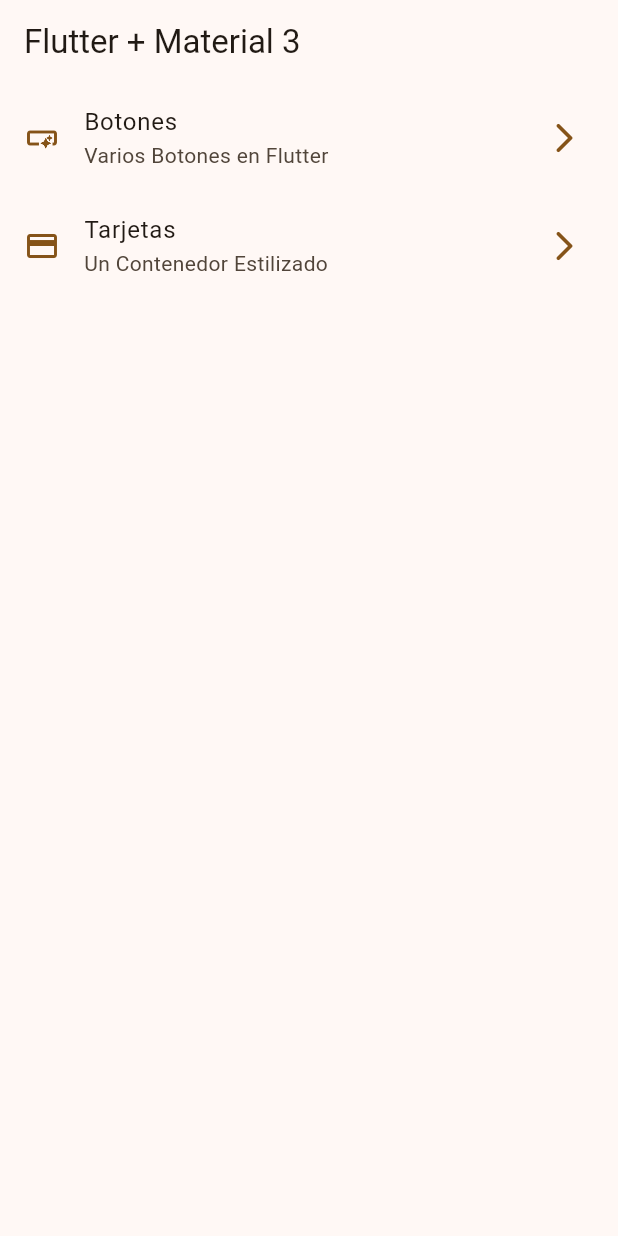
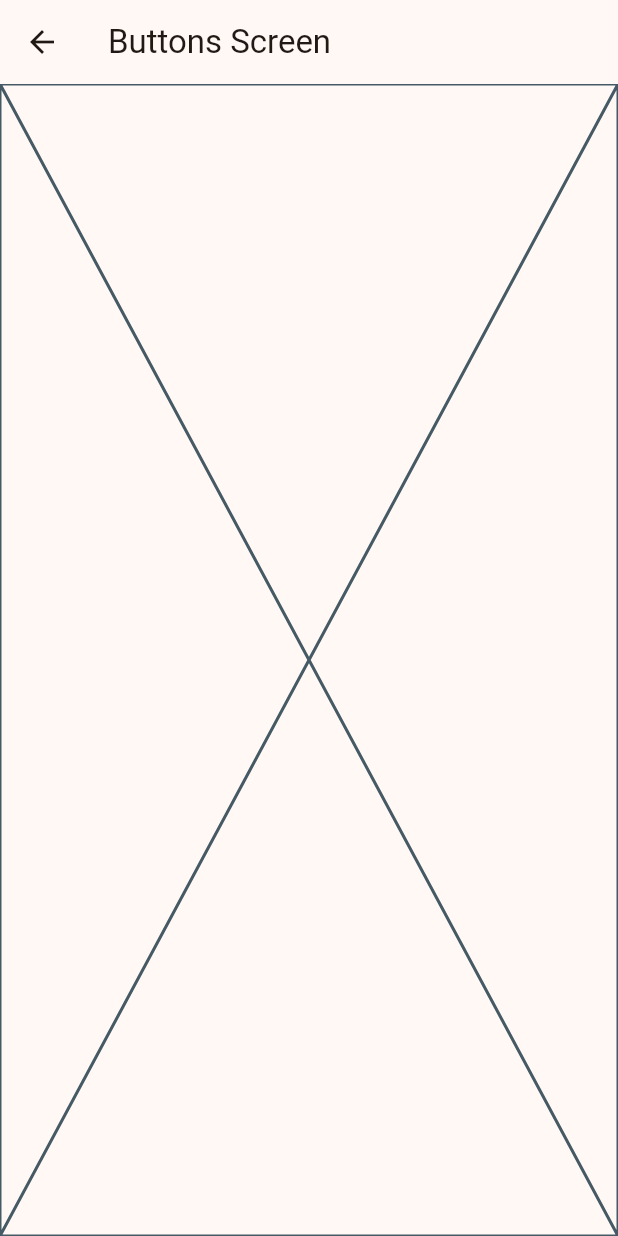
Before and after one commit to NormandoRamirezDelgado/widgets_app, a Flutter app: the screen it shows after launch, after a tap on "Botones", on a phone screen of 412 x 824 dp. Run offline on Flutter 3.47's test engine with Material 2 defaults, Android fonts, the phone set to English and light mode, and no system bars.

Commit message:
Rutas basicas de navegación

```diff
--- /dev/null
+++ b/lib/presentetation/screens/buttons/buttons_screen.dart
@@ -0,0 +1,15 @@
+import 'package:flutter/material.dart';
+
+class ButtonsScreen extends StatelessWidget {
+  const ButtonsScreen({super.key});
+
+  @override
+  Widget build(BuildContext context) {
+    return Scaffold(
+      appBar: AppBar(
+        title: const Text('Buttons Screen'),
+      ),
+      body: const Placeholder(),
+    );
+  }
+}
--- a/lib/presentetation/screens/home/home_screen.dart
+++ b/lib/presentetation/screens/home/home_screen.dart
@@ -1,5 +1,7 @@
 import 'package:flutter/material.dart';
 import 'package:widgets_app/config/menu/menu_items.dart';
+
+import '../buttons/buttons_screen.dart';
 
 class HomeScreen extends StatelessWidget {
   const HomeScreen({super.key});
@@ -42,12 +44,19 @@ class _CustomListTitle extends StatelessWidget {
     final colors = Theme.of(context).colorScheme;
 
     return ListTile(
-      leading: Icon(menuItem.icon, color: colors.primary,),
+      leading: Icon(
+        menuItem.icon,
+        color: colors.primary,
+      ),
       trailing: Icon(Icons.arrow_forward_ios_rounded, color: colors.primary),
       title: Text(menuItem.title),
       subtitle: Text(menuItem.subTitle),
-      onTap: (){
-        //TODO Navegar a otra pantalla
+      onTap: () {
+        Navigator.of(context).push(
+          MaterialPageRoute(
+            builder: (context) => const ButtonsScreen()
+          )
+        );
       },
     );
   }
```
Also changed, not shown: lib/presentetation/screens/cards/cards_screen.dart (added, +15 -0 lines).
